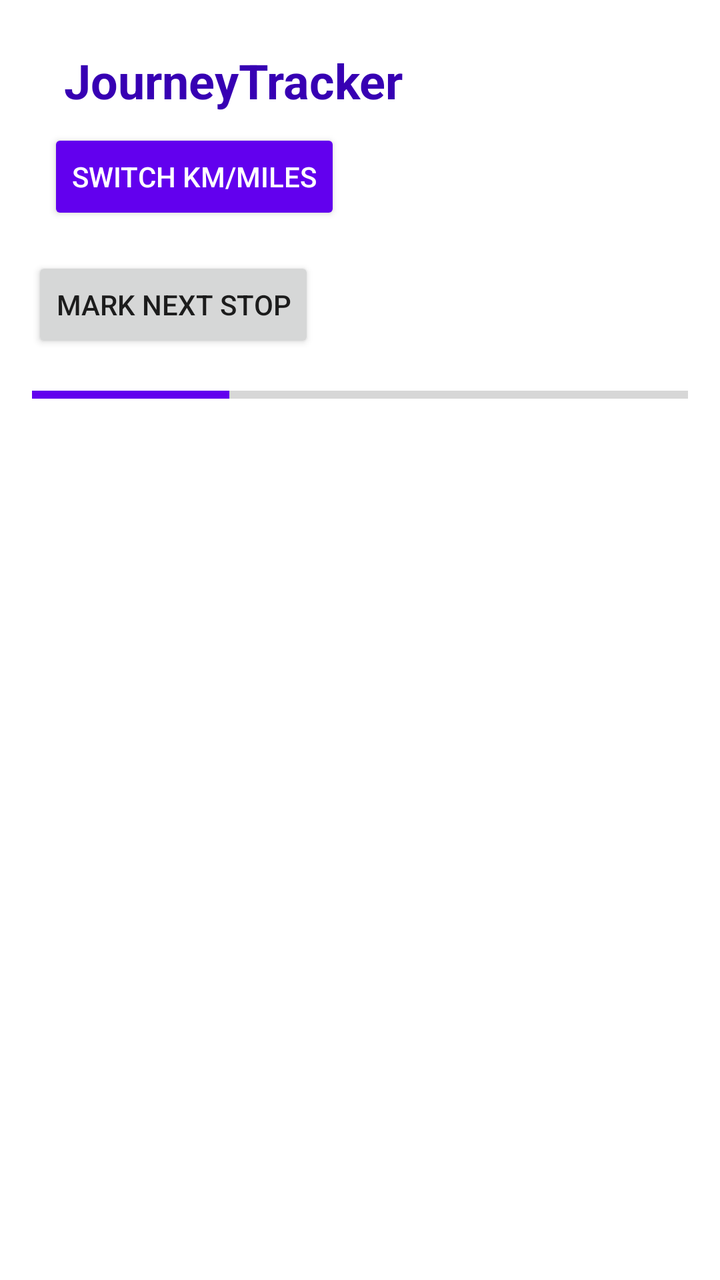
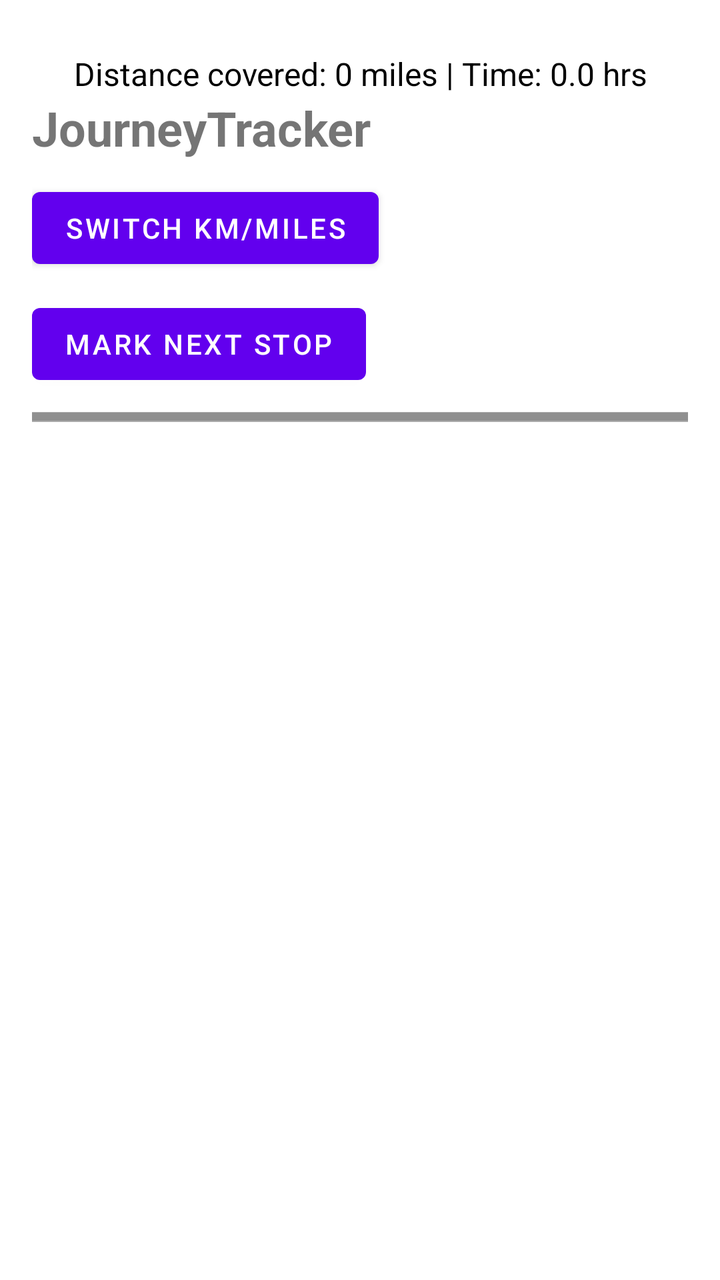

Before-and-after screenshots of an Android layout around one commit, followed by the original layout XML and the change that was made.
<!-- AndroidManifest.xml: activity theme Theme.JourneyTracker -->
<!-- res/layout/activity_main.xml -->
<?xml version="1.0" encoding="utf-8"?>
<LinearLayout xmlns:android="http://schemas.android.com/apk/res/android"
    android:orientation="vertical"
    android:layout_width="match_parent"
    android:layout_height="match_parent"
    android:padding="16dp">

    <TextView
        android:id="@+id/titleText"
        android:layout_width="wrap_content"
        android:layout_height="wrap_content"
        android:text="JourneyTracker"
        android:textSize="24sp"
        android:textStyle="bold"
        android:textColor="@color/purple_700"
        android:paddingStart="16dp"
        android:paddingTop="8dp"
        />

    <Button
        android:layout_width="wrap_content"
        android:layout_height="wrap_content"
        android:text="SWITCH KM/MILES"
        android:backgroundTint="@color/purple_500"
        android:textColor="@color/white"
        android:layout_margin="8dp"
        />

    <Button
        android:id="@+id/nextStop"
        android:layout_width="wrap_content"
        android:layout_height="wrap_content"
        android:text="Mark Next Stop"
        android:layout_marginTop="8dp"/>

    <ProgressBar
        android:id="@+id/progressBar"
        style="?android:attr/progressBarStyleHorizontal"
        android:layout_width="match_parent"
        android:layout_height="10dp"
        android:progress="30"
        android:progressTint="@color/purple_500"
        android:backgroundTint="@android:color/darker_gray"
        android:layout_marginTop="16dp"
        />

    <androidx.recyclerview.widget.RecyclerView
        android:id="@+id/stopsRecyclerView"
        android:layout_width="match_parent"
        android:layout_height="wrap_content"
        android:padding="8dp"/>
</LinearLayout>
<!-- resources referenced by this layout -->
<resources>
  <color name="purple_500">#FF6200EE</color>
  <color name="purple_700">#FF3700B3</color>
  <color name="white">#FFFFFFFF</color>
  <style name="Theme.JourneyTracker" parent="Theme.MaterialComponents.DayNight">
          <item name="colorPrimary">@color/purple_500</item>
          <item name="colorPrimaryVariant">@color/purple_700</item>
          <item name="colorOnPrimary">@color/white</item>
      </style>
</resources>

<!-- the commit's change to res/layout/activity_main.xml (unified diff, before → after) -->
@@ -1,52 +1,65 @@
 <?xml version="1.0" encoding="utf-8"?>
 <LinearLayout xmlns:android="http://schemas.android.com/apk/res/android"
-    android:orientation="vertical"
+    xmlns:app="http://schemas.android.com/apk/res-auto"
+    xmlns:tools="http://schemas.android.com/tools"
     android:layout_width="match_parent"
     android:layout_height="match_parent"
-    android:padding="16dp">
+    android:orientation="vertical"
+    android:padding="16dp"
+    tools:context=".MainActivity">
 
     <TextView
-        android:id="@+id/titleText"
+        android:id="@+id/distanceCoveredText"
+        android:layout_width="match_parent"
+        android:layout_height="wrap_content"
+        android:layout_marginTop="10dp"
+        android:textSize="16sp"
+        android:textColor="@android:color/black"
+        android:text="Distance covered: 0 miles | Time: 0.0 hrs"
+        android:gravity="center"/>
+
+    <TextView
+        android:id="@+id/appTitle"
         android:layout_width="wrap_content"
         android:layout_height="wrap_content"
         android:text="JourneyTracker"
         android:textSize="24sp"
-        android:textStyle="bold"
-        android:textColor="@color/purple_700"
-        android:paddingStart="16dp"
-        android:paddingTop="8dp"
-        />
+        android:textStyle="bold" />
 
-    <Button
+    
+    <com.google.android.material.button.MaterialButton
+        android:id="@+id/toggleUnitButton"
         android:layout_width="wrap_content"
         android:layout_height="wrap_content"
-        android:text="SWITCH KM/MILES"
-        android:backgroundTint="@color/purple_500"
-        android:textColor="@color/white"
-        android:layout_margin="8dp"
-        />
+        android:text="Switch KM/MILES"
+        android:layout_marginTop="10dp"
+        style="@style/Widget.MaterialComponents.Button" />
 
-    <Button
-        android:id="@+id/nextStop"
+    
+    <com.google.android.material.button.MaterialButton
+        android:id="@+id/nextStopButton"
         android:layout_width="wrap_content"
         android:layout_height="wrap_content"
         android:text="Mark Next Stop"
-        android:layout_marginTop="8dp"/>
+        android:layout_marginTop="10dp"
+        style="@style/Widget.MaterialComponents.Button" />
 
+    
     <ProgressBar
         android:id="@+id/progressBar"
+        android:layout_width="match_parent"
+        android:layout_height="5dp"
+        android:layout_marginTop="10dp"
         style="?android:attr/progressBarStyleHorizontal"
-        android:layout_width="match_parent"
-        android:layout_height="10dp"
-        android:progress="30"
-        android:progressTint="@color/purple_500"
-        android:backgroundTint="@android:color/darker_gray"
-        android:layout_marginTop="16dp"
-        />
+        android:progress="0"
+        android:max="100"
+        android:background="@android:color/darker_gray" />
 
+    
     <androidx.recyclerview.widget.RecyclerView
         android:id="@+id/stopsRecyclerView"
         android:layout_width="match_parent"
         android:layout_height="wrap_content"
-        android:padding="8dp"/>
+        android:layout_marginTop="10dp" />
+
 </LinearLayout>
<!-- resource entries referenced after the edit -->
@@ -1,12 +1,12 @@
 <!-- resources referenced by this layout -->
 <resources>
-  <color name="purple_500">#FF6200EE</color>
-  <color name="purple_700">#FF3700B3</color>
-  <color name="white">#FFFFFFFF</color>
   <style name="Theme.JourneyTracker" parent="Theme.MaterialComponents.DayNight">
           <item name="colorPrimary">@color/purple_500</item>
           <item name="colorPrimaryVariant">@color/purple_700</item>
           <item name="colorOnPrimary">@color/white</item>
       </style>
+  <color name="purple_500">#FF6200EE</color>
+  <color name="purple_700">#FF3700B3</color>
+  <color name="white">#FFFFFFFF</color>
 </resources>
 
